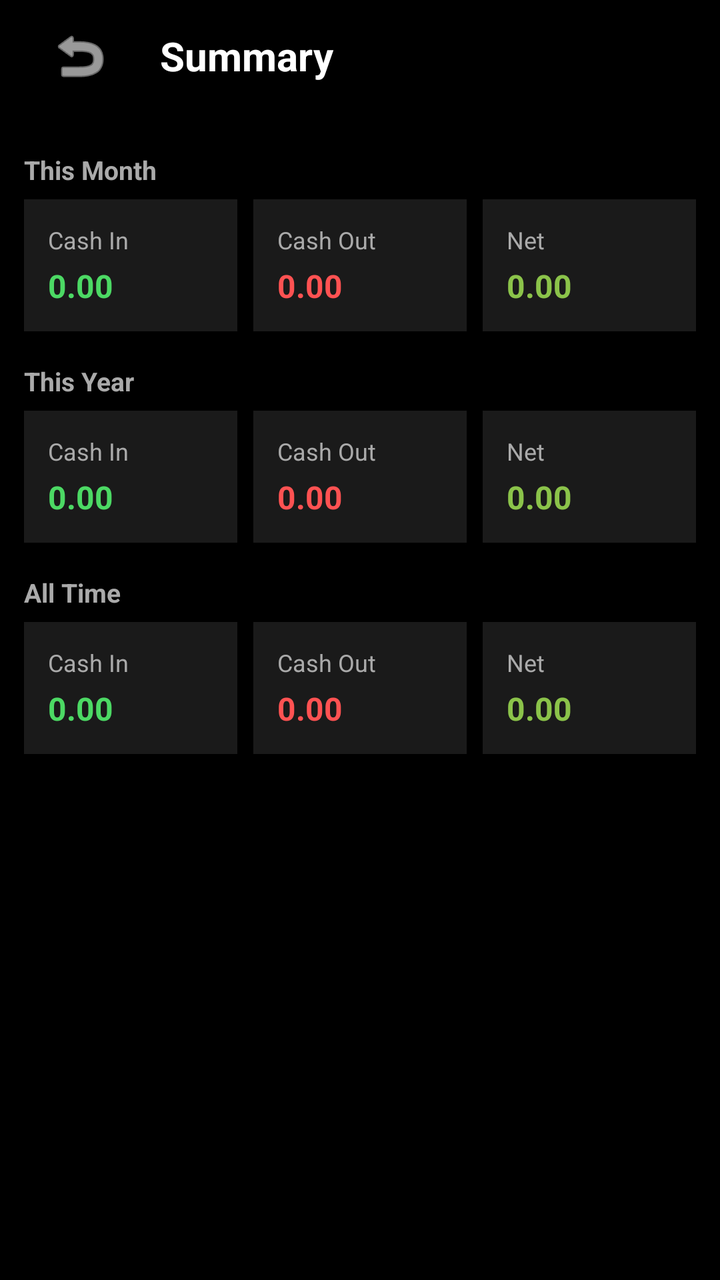
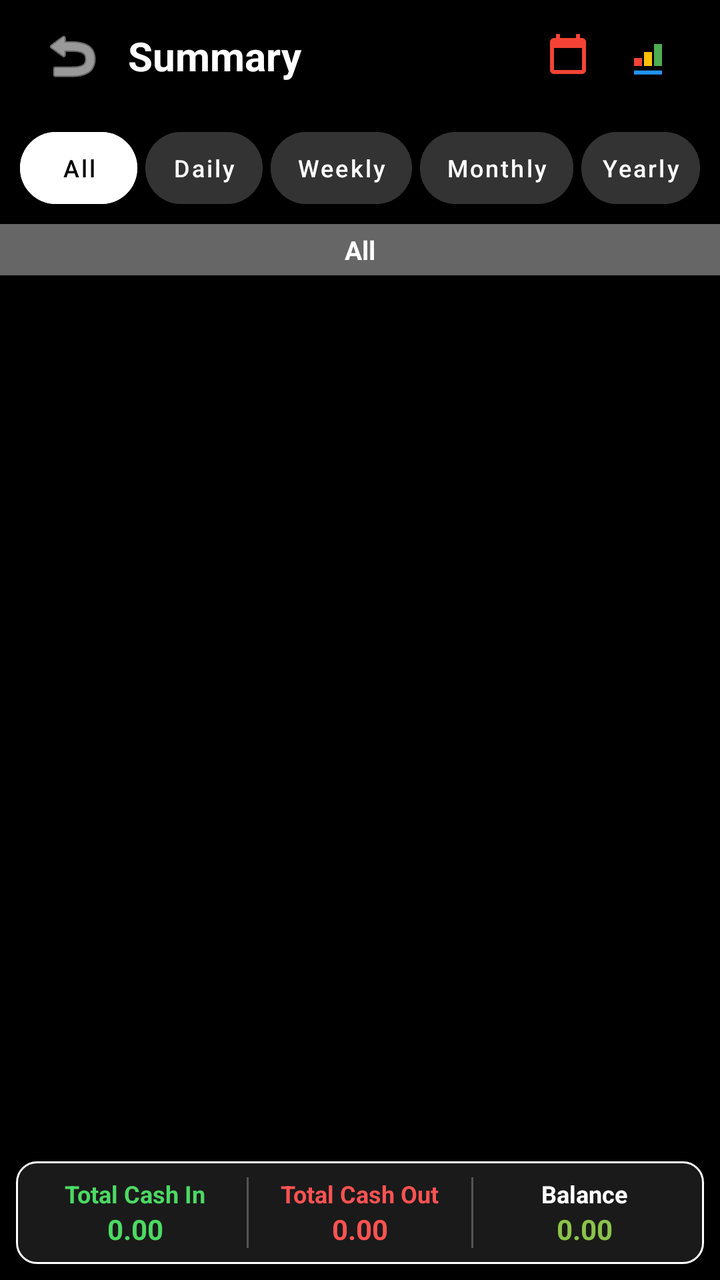

Compare the two renders of this Android layout. The source of the first and the diff that turns it into the second are given below.
<!-- AndroidManifest.xml: activity theme Theme.MyCalendar2026SAR -->
<!-- res/layout/activity_summary.xml -->
<?xml version="1.0" encoding="utf-8"?>
<androidx.constraintlayout.widget.ConstraintLayout xmlns:android="http://schemas.android.com/apk/res/android"
    xmlns:app="http://schemas.android.com/apk/res-auto"
    xmlns:tools="http://schemas.android.com/tools"
    android:layout_width="match_parent"
    android:layout_height="match_parent"
    android:background="#000000"
    tools:context=".SummaryActivity">

    <LinearLayout
        android:id="@+id/summaryTopBar"
        android:layout_width="match_parent"
        android:layout_height="56dp"
        android:gravity="center_vertical"
        android:orientation="horizontal"
        android:paddingStart="16dp"
        android:paddingEnd="16dp"
        app:layout_constraintTop_toTopOf="parent">

        <ImageButton
            android:id="@+id/summaryBackButton"
            android:layout_width="48dp"
            android:layout_height="48dp"
            android:background="?attr/selectableItemBackgroundBorderless"
            android:contentDescription="Back"
            android:src="@android:drawable/ic_menu_revert"
            app:tint="@color/white" />

        <TextView
            android:layout_width="0dp"
            android:layout_height="wrap_content"
            android:layout_marginStart="16dp"
            android:layout_weight="1"
            android:text="@string/menu_summary"
            android:textColor="@color/white"
            android:textSize="20sp"
            android:textStyle="bold" />
    </LinearLayout>

    <androidx.core.widget.NestedScrollView
        android:layout_width="match_parent"
        android:layout_height="0dp"
        app:layout_constraintBottom_toBottomOf="parent"
        app:layout_constraintTop_toBottomOf="@id/summaryTopBar">

        <LinearLayout
            android:layout_width="match_parent"
            android:layout_height="wrap_content"
            android:orientation="vertical"
            android:padding="12dp">

            
            <TextView
                android:layout_width="wrap_content"
                android:layout_height="wrap_content"
                android:layout_marginTop="8dp"
                android:layout_marginBottom="6dp"
                android:text="This Month"
                android:textColor="@color/text_secondary"
                android:textSize="13sp"
                android:textStyle="bold" />

            <include layout="@layout/item_summary_stat_row" android:id="@+id/monthRow" />

            
            <TextView
                android:layout_width="wrap_content"
                android:layout_height="wrap_content"
                android:layout_marginTop="16dp"
                android:layout_marginBottom="6dp"
                android:text="This Year"
                android:textColor="@color/text_secondary"
                android:textSize="13sp"
                android:textStyle="bold" />

            <include layout="@layout/item_summary_stat_row" android:id="@+id/yearRow" />

            
            <TextView
                android:layout_width="wrap_content"
                android:layout_height="wrap_content"
                android:layout_marginTop="16dp"
                android:layout_marginBottom="6dp"
                android:text="All Time"
                android:textColor="@color/text_secondary"
                android:textSize="13sp"
                android:textStyle="bold" />

            <include layout="@layout/item_summary_stat_row" android:id="@+id/allTimeRow" />

        </LinearLayout>
    </androidx.core.widget.NestedScrollView>

</androidx.constraintlayout.widget.ConstraintLayout>
<!-- res/layout/item_summary_stat_row.xml (included above) -->
<?xml version="1.0" encoding="utf-8"?>
<LinearLayout xmlns:android="http://schemas.android.com/apk/res/android"
    android:layout_width="match_parent"
    android:layout_height="wrap_content"
    android:orientation="horizontal">

    <LinearLayout
        android:layout_width="0dp"
        android:layout_height="wrap_content"
        android:layout_marginEnd="4dp"
        android:layout_weight="1"
        android:background="@color/card_dark"
        android:orientation="vertical"
        android:padding="12dp">

        <TextView
            android:layout_width="wrap_content"
            android:layout_height="wrap_content"
            android:text="Cash In"
            android:textColor="@color/text_secondary"
            android:textSize="12sp" />

        <TextView
            android:id="@+id/statInText"
            android:layout_width="wrap_content"
            android:layout_height="wrap_content"
            android:layout_marginTop="4dp"
            android:text="0.00"
            android:textColor="@color/income_green"
            android:textSize="16sp"
            android:textStyle="bold" />
    </LinearLayout>

    <LinearLayout
        android:layout_width="0dp"
        android:layout_height="wrap_content"
        android:layout_marginStart="4dp"
        android:layout_marginEnd="4dp"
        android:layout_weight="1"
        android:background="@color/card_dark"
        android:orientation="vertical"
        android:padding="12dp">

        <TextView
            android:layout_width="wrap_content"
            android:layout_height="wrap_content"
            android:text="Cash Out"
            android:textColor="@color/text_secondary"
            android:textSize="12sp" />

        <TextView
            android:id="@+id/statOutText"
            android:layout_width="wrap_content"
            android:layout_height="wrap_content"
            android:layout_marginTop="4dp"
            android:text="0.00"
            android:textColor="@color/expense_red"
            android:textSize="16sp"
            android:textStyle="bold" />
    </LinearLayout>

    <LinearLayout
        android:layout_width="0dp"
        android:layout_height="wrap_content"
        android:layout_marginStart="4dp"
        android:layout_weight="1"
        android:background="@color/card_dark"
        android:orientation="vertical"
        android:padding="12dp">

        <TextView
            android:layout_width="wrap_content"
            android:layout_height="wrap_content"
            android:text="Net"
            android:textColor="@color/text_secondary"
            android:textSize="12sp" />

        <TextView
            android:id="@+id/statNetText"
            android:layout_width="wrap_content"
            android:layout_height="wrap_content"
            android:layout_marginTop="4dp"
            android:text="0.00"
            android:textColor="@color/light_green"
            android:textSize="16sp"
            android:textStyle="bold" />
    </LinearLayout>

</LinearLayout>
<!-- resources referenced by this layout -->
<resources>
  <color name="card_dark">#1A1A1A</color>
  <color name="expense_red">#FF5252</color>
  <color name="income_green">#4CD964</color>
  <color name="light_green">#8BC34A</color>
  <color name="text_secondary">#AAAAAA</color>
  <color name="white">#FFFFFFFF</color>
  <string name="menu_summary">Summary</string>
  <style name="Theme.MyCalendar2026SAR" parent="Theme.MaterialComponents.DayNight.NoActionBar">
          
          <item name="colorPrimary">@color/light_green</item>
          <item name="colorPrimaryVariant">@color/hunter_green</item>
          <item name="colorOnPrimary">@color/white</item>
          
          <item name="colorSecondary">@color/teal_200</item>
          <item name="colorSecondaryVariant">@color/teal_700</item>
          <item name="colorOnSecondary">@color/black</item>
          
          <item name="android:statusBarColor">?attr/colorPrimaryVariant</item>
  
          
          <item name="materialAlertDialogTheme">@style/CustomAlertDialogTheme</item>
          <item name="alertDialogTheme">@style/CustomAlertDialogTheme</item>
      </style>
  <color name="hunter_green">#355E3B</color>
  <color name="teal_200">#FF03DAC5</color>
  <color name="teal_700">#FF018786</color>
  <color name="black">#FF000000</color>
  <style name="CustomAlertDialogTheme" parent="ThemeOverlay.MaterialComponents.MaterialAlertDialog">
          <item name="colorPrimary">@color/light_green</item>
          <item name="colorAccent">@color/light_green</item>
          <item name="colorSecondary">@color/light_green</item>
          <item name="android:textColorPrimary">@color/white</item>
          
          <item name="buttonBarPositiveButtonStyle">@style/GreenButtonStyle</item>
          <item name="buttonBarNegativeButtonStyle">@style/GreenButtonStyle</item>
          <item name="buttonBarNeutralButtonStyle">@style/GreenButtonStyle</item>
      </style>
  <style name="GreenButtonStyle" parent="Widget.MaterialComponents.Button.TextButton">
          <item name="android:textColor">@color/light_green</item>
      </style>
</resources>

<!-- the commit's change to res/layout/activity_summary.xml (unified diff, before → after) -->
@@ -7,8 +7,9 @@
     android:background="#000000"
     tools:context=".SummaryActivity">
 
+    
     <LinearLayout
-        android:id="@+id/summaryTopBar"
+        android:id="@+id/summaryToolbar"
         android:layout_width="match_parent"
         android:layout_height="56dp"
         android:gravity="center_vertical"
@@ -19,8 +20,8 @@
 
         <ImageButton
             android:id="@+id/summaryBackButton"
-            android:layout_width="48dp"
-            android:layout_height="48dp"
+            android:layout_width="40dp"
+            android:layout_height="40dp"
             android:background="?attr/selectableItemBackgroundBorderless"
             android:contentDescription="Back"
             android:src="@android:drawable/ic_menu_revert"
@@ -29,156 +30,263 @@
         <TextView
             android:layout_width="0dp"
             android:layout_height="wrap_content"
-            android:layout_marginStart="16dp"
-            android:layout_weight="1"
-            android:text="@string/menu_summary"
+            android:layout_marginStart="8dp"
+            android:layout_weight="1"
+            android:text="Summary"
             android:textColor="@color/white"
             android:textSize="20sp"
             android:textStyle="bold" />
+
+        <ImageButton
+            android:id="@+id/btnSummaryCalendar"
+            android:layout_width="40dp"
+            android:layout_height="40dp"
+            android:background="?attr/selectableItemBackgroundBorderless"
+            android:contentDescription="Calendar"
+            android:padding="8dp"
+            android:src="@drawable/ic_menu_calendar_color" />
+
+        <ImageButton
+            android:id="@+id/btnSummaryReport"
+            android:layout_width="40dp"
+            android:layout_height="40dp"
+            android:background="?attr/selectableItemBackgroundBorderless"
+            android:contentDescription="Report"
+            android:padding="8dp"
+            android:src="@drawable/ic_report_logo" />
     </LinearLayout>
 
-    <androidx.core.widget.NestedScrollView
+    
+    <LinearLayout
+        android:id="@+id/summaryTabsContainer"
+        android:layout_width="match_parent"
+        android:layout_height="wrap_content"
+        android:orientation="horizontal"
+        android:padding="8dp"
+        app:layout_constraintTop_toBottomOf="@id/summaryToolbar">
+
+        <Button
+            android:id="@+id/tabAll"
+            style="@style/Widget.MaterialComponents.Button.UnelevatedButton"
+            android:layout_width="0dp"
+            android:layout_height="36dp"
+            android:layout_margin="2dp"
+            android:layout_weight="1"
+            android:backgroundTint="@color/white"
+            android:insetTop="0dp"
+            android:insetBottom="0dp"
+            android:padding="0dp"
+            android:text="All"
+            android:textAllCaps="false"
+            android:textColor="@color/black"
+            android:textSize="12sp"
+            app:cornerRadius="18dp" />
+
+        <Button
+            android:id="@+id/tabDaily"
+            style="@style/Widget.MaterialComponents.Button.UnelevatedButton"
+            android:layout_width="0dp"
+            android:layout_height="36dp"
+            android:layout_margin="2dp"
+            android:layout_weight="1"
+            android:backgroundTint="#333333"
+            android:insetTop="0dp"
+            android:insetBottom="0dp"
+            android:padding="0dp"
+            android:text="Daily"
+            android:textAllCaps="false"
+            android:textColor="@color/white"
+            android:textSize="12sp"
+            app:cornerRadius="18dp" />
+
+        <Button
+            android:id="@+id/tabWeekly"
+            style="@style/Widget.MaterialComponents.Button.UnelevatedButton"
+            android:layout_width="0dp"
+            android:layout_height="36dp"
+            android:layout_margin="2dp"
+            android:layout_weight="1.2"
+            android:backgroundTint="#333333"
+            android:insetTop="0dp"
+            android:insetBottom="0dp"
+            android:padding="0dp"
+            android:text="Weekly"
+            android:textAllCaps="false"
+            android:textColor="@color/white"
+            android:textSize="12sp"
+            app:cornerRadius="18dp" />
+
+        <Button
+            android:id="@+id/tabMonthly"
+            style="@style/Widget.MaterialComponents.Button.UnelevatedButton"
+            android:layout_width="0dp"
+            android:layout_height="36dp"
+            android:layout_margin="2dp"
+            android:layout_weight="1.3"
+            android:backgroundTint="#333333"
+            android:insetTop="0dp"
+            android:insetBottom="0dp"
+            android:padding="0dp"
+            android:text="Monthly"
+            android:textAllCaps="false"
+            android:textColor="@color/white"
+            android:textSize="12sp"
+            app:cornerRadius="18dp" />
+
+        <Button
+            android:id="@+id/tabYearly"
+            style="@style/Widget.MaterialComponents.Button.UnelevatedButton"
+            android:layout_width="0dp"
+            android:layout_height="36dp"
+            android:layout_margin="2dp"
+            android:layout_weight="1"
+            android:backgroundTint="#333333"
+            android:insetTop="0dp"
+            android:insetBottom="0dp"
+            android:padding="0dp"
+            android:text="Yearly"
+            android:textAllCaps="false"
+            android:textColor="@color/white"
+            android:textSize="12sp"
+            app:cornerRadius="18dp" />
+    </LinearLayout>
+
+    
+    <TextView
+        android:id="@+id/summaryFilterLabel"
+        android:layout_width="match_parent"
+        android:layout_height="wrap_content"
+        android:background="#666666"
+        android:gravity="center"
+        android:padding="4dp"
+        android:text="All"
+        android:textColor="@color/white"
+        android:textSize="13sp"
+        android:textStyle="bold"
+        app:layout_constraintTop_toBottomOf="@id/summaryTabsContainer" />
+
+    
+    <androidx.recyclerview.widget.RecyclerView
+        android:id="@+id/summaryRecyclerView"
         android:layout_width="match_parent"
         android:layout_height="0dp"
-        app:layout_constraintBottom_toBottomOf="parent"
-        app:layout_constraintTop_toBottomOf="@id/summaryTopBar">
+        android:layout_marginTop="4dp"
+        android:clipToPadding="false"
+        android:paddingBottom="16dp"
+        app:layout_constraintBottom_toTopOf="@id/summaryFooter"
+        app:layout_constraintTop_toBottomOf="@id/summaryFilterLabel" />
+
+    <TextView
+        android:id="@+id/summaryEmptyText"
+        android:layout_width="wrap_content"
+        android:layout_height="wrap_content"
+        android:text="No data found."
+        android:textColor="@color/text_secondary"
+        android:visibility="gone"
+        app:layout_constraintBottom_toTopOf="@id/summaryFooter"
+        app:layout_constraintEnd_toEndOf="parent"
+        app:layout_constraintStart_toStartOf="parent"
+        app:layout_constraintTop_toBottomOf="@id/summaryFilterLabel" />
+
+    
+    <LinearLayout
+        android:id="@+id/summaryFooter"
+        android:layout_width="match_parent"
+        android:layout_height="wrap_content"
+        android:layout_margin="8dp"
+        android:background="@drawable/summary_border"
+        android:orientation="horizontal"
+        android:padding="8dp"
+        app:layout_constraintBottom_toBottomOf="parent">
 
         <LinearLayout
-            android:layout_width="match_parent"
-            android:layout_height="wrap_content"
-            android:orientation="vertical"
-            android:padding="12dp">
-
-            
-            <TextView
-                android:layout_width="wrap_content"
-                android:layout_height="wrap_content"
-                android:layout_marginTop="8dp"
-                android:layout_marginBottom="6dp"
-                android:text="This Month"
-                android:textColor="@color/text_secondary"
-                android:textSize="13sp"
-                android:textStyle="bold" />
-
-            <include layout="@layout/item_summary_stat_row" android:id="@+id/monthRow" />
-
-            
-            <TextView
-                android:layout_width="wrap_content"
-                android:layout_height="wrap_content"
-                android:layout_marginTop="16dp"
-                android:layout_marginBottom="6dp"
-                android:text="This Year"
-                android:textColor="@color/text_secondary"
-                android:textSize="13sp"
-                android:textStyle="bold" />
-
-            <include layout="@layout/item_summary_stat_row" android:id="@+id/yearRow" />
-
-            
-            <TextView
-                android:layout_width="wrap_content"
-                android:layout_height="wrap_content"
-                android:layout_marginTop="16dp"
-                android:layout_marginBottom="6dp"
-                android:text="All Time"
-                android:textColor="@color/text_secondary"
-                android:textSize="13sp"
-                android:textStyle="bold" />
-
-            <include layout="@layout/item_summary_stat_row" android:id="@+id/allTimeRow" />
-
+            android:layout_width="0dp"
+            android:layout_height="wrap_content"
+            android:layout_weight="1"
+            android:gravity="center"
+            android:orientation="vertical">
+
+            <TextView
+                android:layout_width="wrap_content"
+                android:layout_height="wrap_content"
+                android:text="Total Cash In"
+                android:textColor="@color/income_green"
+                android:textSize="12sp"
+                android:textStyle="bold" />
+
+            <TextView
+                android:id="@+id/footerCashIn"
+                android:layout_width="wrap_content"
+                android:layout_height="wrap_content"
+                android:text="0.00"
+                android:textColor="@color/income_green"
+                android:textSize="14sp"
+                android:textStyle="bold" />
         </LinearLayout>
-    </androidx.core.widget.NestedScrollView>
+
+        <View
+            android:layout_width="1dp"
+            android:layout_height="match_parent"
+            android:layout_marginStart="4dp"
+            android:layout_marginEnd="4dp"
+            android:background="#555555" />
+
+        <LinearLayout
+            android:layout_width="0dp"
+            android:layout_height="wrap_content"
+            android:layout_weight="1"
+            android:gravity="center"
+            android:orientation="vertical">
+
+            <TextView
+                android:layout_width="wrap_content"
+                android:layout_height="wrap_content"
+                android:text="Total Cash Out"
+                android:textColor="@color/expense_red"
+                android:textSize="12sp"
+                android:textStyle="bold" />
+
+            <TextView
+                android:id="@+id/footerCashOut"
+                android:layout_width="wrap_content"
+                android:layout_height="wrap_content"
+                android:text="0.00"
+                android:textColor="@color/expense_red"
+                android:textSize="14sp"
+                android:textStyle="bold" />
+        </LinearLayout>
+
+        <View
+            android:layout_width="1dp"
+            android:layout_height="match_parent"
+            android:layout_marginStart="4dp"
+            android:layout_marginEnd="4dp"
+            android:background="#555555" />
+
+        <LinearLayout
+            android:layout_width="0dp"
+            android:layout_height="wrap_content"
+            android:layout_weight="1"
+            android:gravity="center"
+            android:orientation="vertical">
+
+            <TextView
+                android:layout_width="wrap_content"
+                android:layout_height="wrap_content"
+                android:text="Balance"
+                android:textColor="@color/white"
+                android:textSize="12sp"
+                android:textStyle="bold" />
+
+            <TextView
+                android:id="@+id/footerBalance"
+                android:layout_width="wrap_content"
+                android:layout_height="wrap_content"
+                android:text="0.00"
+                android:textColor="@color/light_green"
+                android:textSize="14sp"
+                android:textStyle="bold" />
+        </LinearLayout>
+    </LinearLayout>
 
 </androidx.constraintlayout.widget.ConstraintLayout>
-<!-- res/layout/item_summary_stat_row.xml (included above) -->
-<?xml version="1.0" encoding="utf-8"?>
-<LinearLayout xmlns:android="http://schemas.android.com/apk/res/android"
-    android:layout_width="match_parent"
-    android:layout_height="wrap_content"
-    android:orientation="horizontal">
-
-    <LinearLayout
-        android:layout_width="0dp"
-        android:layout_height="wrap_content"
-        android:layout_marginEnd="4dp"
-        android:layout_weight="1"
-        android:background="@color/card_dark"
-        android:orientation="vertical"
-        android:padding="12dp">
-
-        <TextView
-            android:layout_width="wrap_content"
-            android:layout_height="wrap_content"
-            android:text="Cash In"
-            android:textColor="@color/text_secondary"
-            android:textSize="12sp" />
-
-        <TextView
-            android:id="@+id/statInText"
-            android:layout_width="wrap_content"
-            android:layout_height="wrap_content"
-            android:layout_marginTop="4dp"
-            android:text="0.00"
-            android:textColor="@color/income_green"
-            android:textSize="16sp"
-            android:textStyle="bold" />
-    </LinearLayout>
-
-    <LinearLayout
-        android:layout_width="0dp"
-        android:layout_height="wrap_content"
-        android:layout_marginStart="4dp"
-        android:layout_marginEnd="4dp"
-        android:layout_weight="1"
-        android:background="@color/card_dark"
-        android:orientation="vertical"
-        android:padding="12dp">
-
-        <TextView
-            android:layout_width="wrap_content"
-            android:layout_height="wrap_content"
-            android:text="Cash Out"
-            android:textColor="@color/text_secondary"
-            android:textSize="12sp" />
-
-        <TextView
-            android:id="@+id/statOutText"
-            android:layout_width="wrap_content"
-            android:layout_height="wrap_content"
-            android:layout_marginTop="4dp"
-            android:text="0.00"
-            android:textColor="@color/expense_red"
-            android:textSize="16sp"
-            android:textStyle="bold" />
-    </LinearLayout>
-
-    <LinearLayout
-        android:layout_width="0dp"
-        android:layout_height="wrap_content"
-        android:layout_marginStart="4dp"
-        android:layout_weight="1"
-        android:background="@color/card_dark"
-        android:orientation="vertical"
-        android:padding="12dp">
-
-        <TextView
-            android:layout_width="wrap_content"
-            android:layout_height="wrap_content"
-            android:text="Net"
-            android:textColor="@color/text_secondary"
-            android:textSize="12sp" />
-
-        <TextView
-            android:id="@+id/statNetText"
-            android:layout_width="wrap_content"
-            android:layout_height="wrap_content"
-            android:layout_marginTop="4dp"
-            android:text="0.00"
-            android:textColor="@color/light_green"
-            android:textSize="16sp"
-            android:textStyle="bold" />
-    </LinearLayout>
-
-</LinearLayout>
<!-- resource entries referenced after the edit -->
@@ -6,7 +6,44 @@
   <color name="light_green">#8BC34A</color>
   <color name="text_secondary">#AAAAAA</color>
   <color name="white">#FFFFFFFF</color>
-  <string name="menu_summary">Summary</string>
+  <!-- drawable ic_menu_calendar_color (drawable) -->
+  <vector xmlns:android="http://schemas.android.com/apk/res/android"
+      android:width="24dp"
+      android:height="24dp"
+      android:viewportWidth="24"
+      android:viewportHeight="24">
+      <path
+          android:fillColor="#F44336"
+          android:pathData="M19,3h-1V1h-2v2H8V1H6v2H5C3.89,3 3.01,3.9 3.01,5L3,19c0,1.1 0.89,2 2,2h14c1.1,0 2,-0.9 2,-2V5c0,-1.1 -0.9,-2 -2,-2zM19,19H5V8h14v11z" />
+  </vector>
+  <!-- drawable ic_report_logo (drawable) -->
+  <vector xmlns:android="http://schemas.android.com/apk/res/android"
+      android:width="24dp"
+      android:height="24dp"
+      android:viewportWidth="24"
+      android:viewportHeight="24">
+      <path
+          android:fillColor="#2196F3"
+          android:pathData="M5,19.22H19V21.22H5V19.22Z" />
+      <path
+          android:fillColor="#4CAF50"
+          android:pathData="M19,17H15V6H19V17Z" />
+      <path
+          android:fillColor="#FFC107"
+          android:pathData="M14,17H10V10H14V17Z" />
+      <path
+          android:fillColor="#F44336"
+          android:pathData="M9,17H5V13H9V17Z" />
+  </vector>
+  <!-- drawable summary_border (drawable) -->
+  <?xml version="1.0" encoding="utf-8"?>
+  <shape xmlns:android="http://schemas.android.com/apk/res/android">
+      <solid android:color="@color/card_dark" />
+      <stroke
+          android:width="1dp"
+          android:color="@color/white" />
+      <corners android:radius="10dp" />
+  </shape>
   <style name="Theme.MyCalendar2026SAR" parent="Theme.MaterialComponents.DayNight.NoActionBar">
           
           <item name="colorPrimary">@color/light_green</item>
